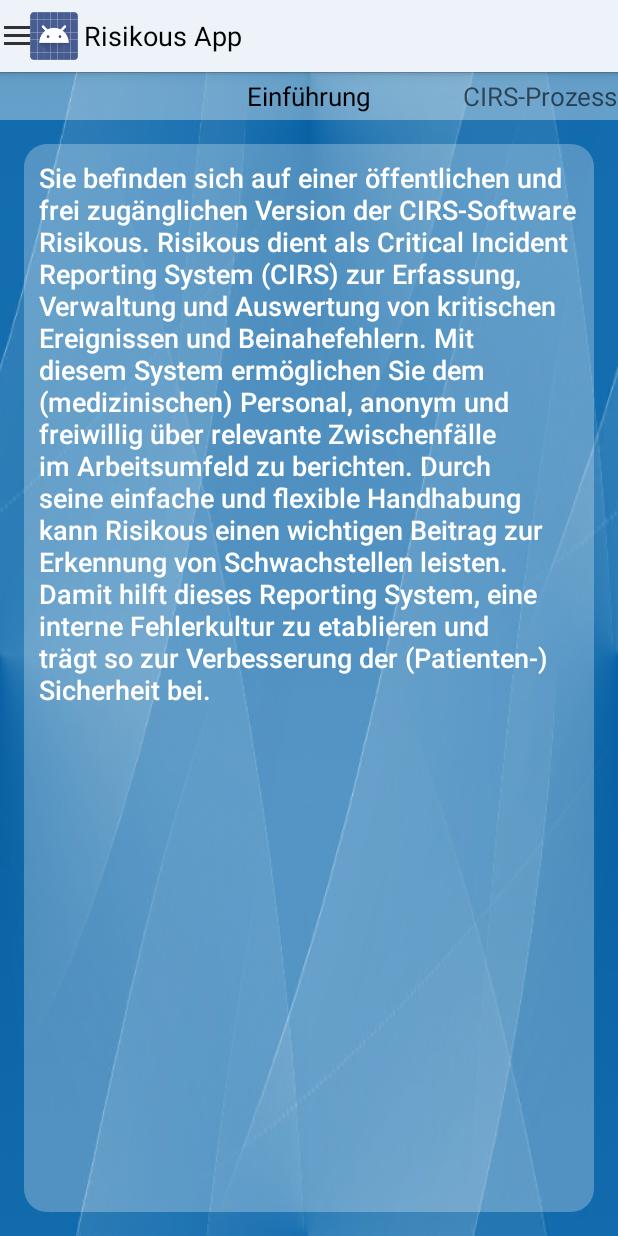
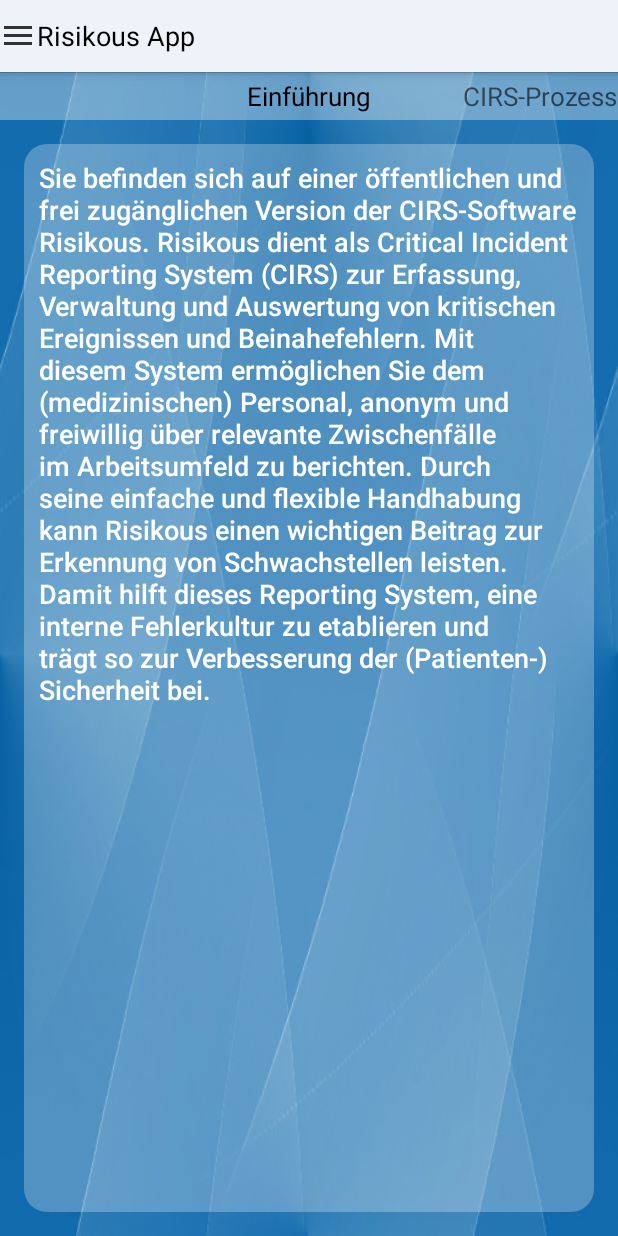
Before and after one commit to JHilsberg/RisikousApp2, an Android app: the screen it shows after launch (MainActivity), on a phone screen of 412 x 824 dp. Run offline under Robolectric (Android 15) with nearby library versions, the phone set to English and light mode, and no system bars.

Commit message:
removed Icon in Actionbar

```diff
--- a/app/src/main/res/values/styles.xml
+++ b/app/src/main/res/values/styles.xml
@@ -21,6 +21,9 @@
         <item name="android:background">#edf3f8</item>
         <item name="android:backgroundStacked">@drawable/ab_stacked_solid</item>
         <item name="android:backgroundSplit">@drawable/ab_bottom_solid</item>
+        <item name="android:displayOptions">showHome|homeAsUp|showTitle</item>
+        <item name="displayOptions">showHome|homeAsUp|showTitle</item>
+        <item name="android:icon">@android:color/transparent</item>
     </style>
 
     <style name="QuestionnaireLayout">
```
